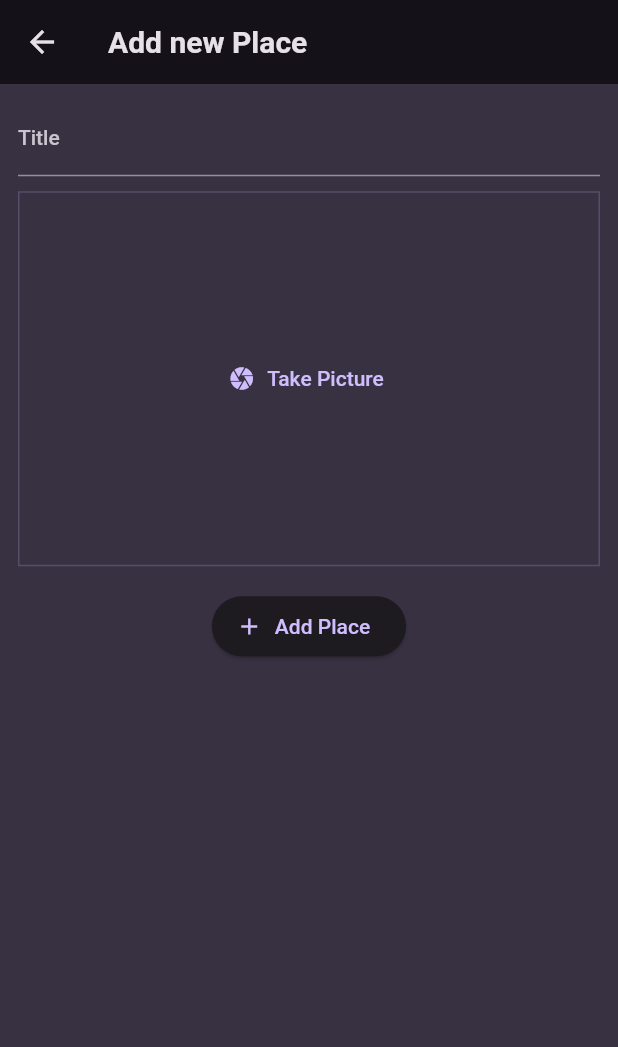
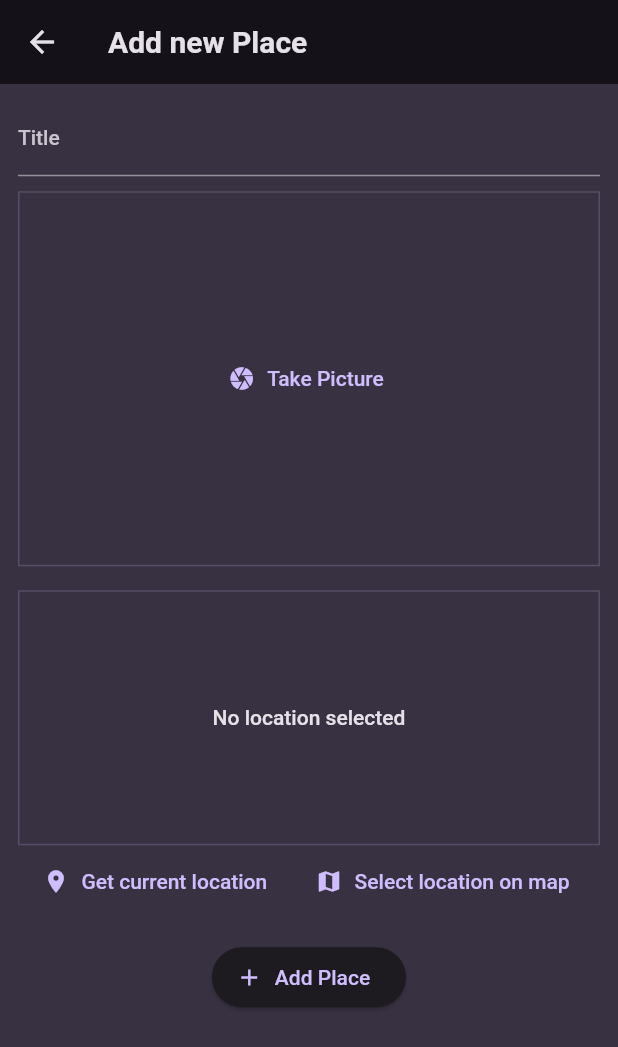
Before and after one commit to drood87/favorite_places, a Flutter app: the AddPlaces screen opened directly, on a phone screen of 412 x 824 dp. Shown: the top 1047 px of the screen. Run offline on Flutter 3.47's test engine with Material 2 defaults, Android fonts, the phone set to English and light mode, and no system bars; our stand-ins replace flutter_bloc, google_fonts, image_picker.

Commit message:
location widget and buttons

```diff
--- a/lib/screens/add_places.dart
+++ b/lib/screens/add_places.dart
@@ -3,6 +3,7 @@ import 'dart:io';
 import 'package:favorite_places/cubits/places_cubit.dart';
 import 'package:favorite_places/models/place.dart';
 import 'package:favorite_places/widgets/image_input.dart';
+import 'package:favorite_places/widgets/location_input.dart';
 import 'package:flutter/material.dart';
 import 'package:flutter_bloc/flutter_bloc.dart';
 
@@ -56,6 +57,10 @@ class _AddPlacesState extends State<AddPlaces> {
             const SizedBox(
               height: 16,
             ),
+            const LocationInput(),
+            const SizedBox(
+              height: 16,
+            ),
             ConstrainedBox(
               constraints: const BoxConstraints(maxWidth: 150),
               child: Center(
--- /dev/null
+++ b/lib/widgets/location_input.dart
@@ -0,0 +1,52 @@
+import 'package:flutter/material.dart';
+
+class LocationInput extends StatefulWidget {
+  const LocationInput({super.key});
+
+  @override
+  State<LocationInput> createState() => _LocationInputState();
+}
+
+class _LocationInputState extends State<LocationInput> {
+  @override
+  Widget build(BuildContext context) {
+    return Column(
+      children: [
+        Container(
+          height: 170,
+          width: double.infinity,
+          alignment: Alignment.center,
+          decoration: BoxDecoration(
+            border: Border.all(
+              width: 1,
+              color: Theme.of(context).colorScheme.primary.withOpacity(.2),
+            ),
+          ),
+          child: Text(
+            'No location selected',
+            textAlign: TextAlign.center,
+            style: Theme.of(context)
+                .textTheme
+                .bodyLarge!
+                .copyWith(color: Theme.of(context).colorScheme.onBackground),
+          ),
+        ),
+        Row(
+          mainAxisAlignment: MainAxisAlignment.spaceEvenly,
+          children: [
+            TextButton.icon(
+              onPressed: () {},
+              icon: const Icon(Icons.location_on),
+              label: const Text('Get current location'),
+            ),
+            TextButton.icon(
+              onPressed: () {},
+              icon: const Icon(Icons.map),
+              label: const Text('Select location on map'),
+            )
+          ],
+        ),
+      ],
+    );
+  }
+}
--- a/pubspec.yaml
+++ b/pubspec.yaml
@@ -39,6 +39,7 @@ dependencies:
   flutter_bloc: ^8.0.0
   uuid: ^4.2.1
   image_picker: ^1.0.4
+  location: ^5.0.3
 
 dev_dependencies:
   flutter_test:
```
Also changed, not shown: pubspec.lock, 2 other files.
